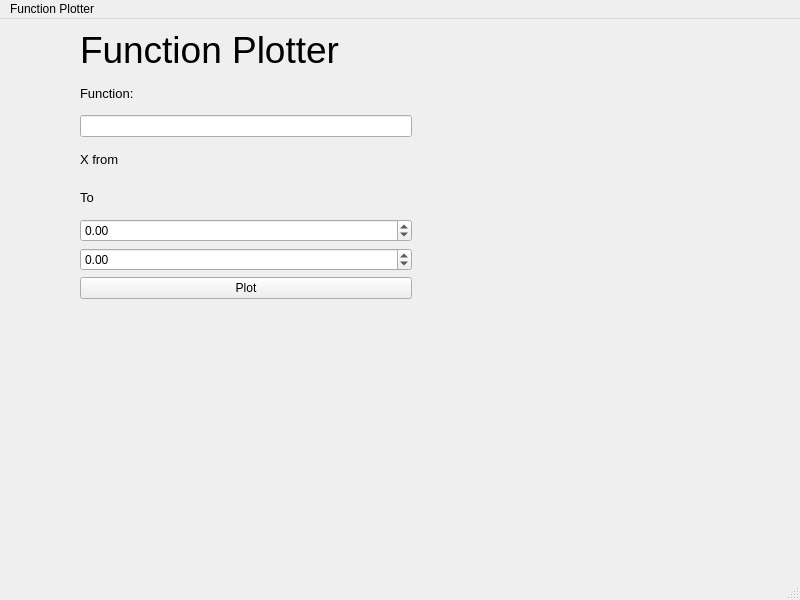
Before: the Qt Designer form mainwindow.ui in mabobakr/Function-Plotter, drawn with Qt 5.
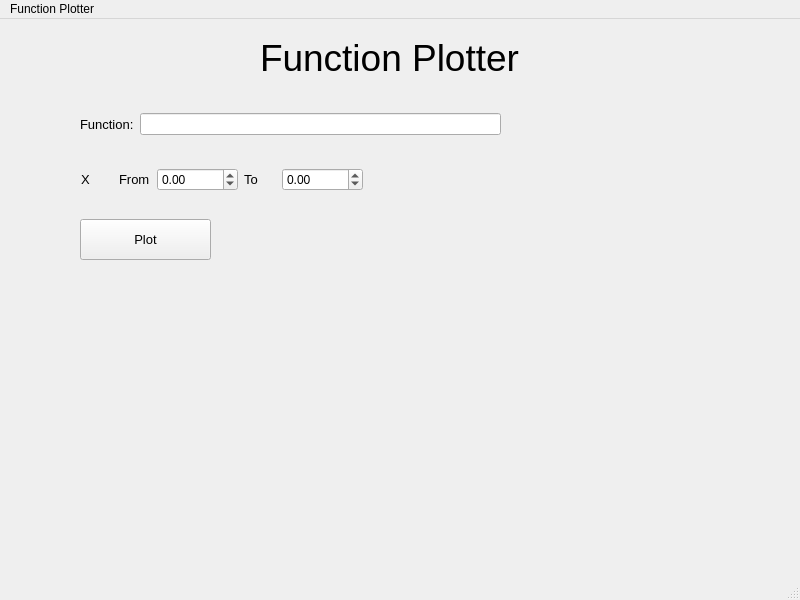
After: the same form once the commit is applied.

Commit message:
Add plotting data generation
Add generation for x range
Add Y calculation through mathematical expression evaluation

Diff of the .ui file:
```diff
--- a/mainwindow.ui
+++ b/mainwindow.ui
@@ -17,28 +17,120 @@
    <bool>false</bool>
   </property>
   <widget class="QWidget" name="centralwidget">
-   <widget class="QWidget" name="">
+   <widget class="QLabel" name="label">
     <property name="geometry">
      <rect>
-      <x>80</x>
+      <x>260</x>
       <y>10</y>
-      <width>332</width>
-      <height>270</height>
+      <width>330</width>
+      <height>57</height>
      </rect>
     </property>
-    <layout class="QVBoxLayout" name="verticalLayout">
+    <property name="font">
+     <font>
+      <pointsize>28</pointsize>
+     </font>
+    </property>
+    <property name="text">
+     <string>Function Plotter</string>
+    </property>
+   </widget>
+   <widget class="QPushButton" name="pushButton">
+    <property name="geometry">
+     <rect>
+      <x>80</x>
+      <y>200</y>
+      <width>131</width>
+      <height>41</height>
+     </rect>
+    </property>
+    <property name="font">
+     <font>
+      <pointsize>10</pointsize>
+     </font>
+    </property>
+    <property name="text">
+     <string>Plot</string>
+    </property>
+   </widget>
+   <widget class="QWidget" name="">
+    <property name="geometry">
+     <rect>
+      <x>81</x>
+      <y>140</y>
+      <width>282</width>
+      <height>41</height>
+     </rect>
+    </property>
+    <layout class="QHBoxLayout" name="horizontalLayout_2">
      <item>
-      <widget class="QLabel" name="label">
+      <widget class="QLabel" name="label_3">
        <property name="font">
         <font>
-         <pointsize>28</pointsize>
+         <pointsize>10</pointsize>
         </font>
        </property>
        <property name="text">
-        <string>Function Plotter</string>
+        <string>X </string>
        </property>
       </widget>
      </item>
+     <item>
+      <widget class="QLabel" name="label_5">
+       <property name="font">
+        <font>
+         <pointsize>10</pointsize>
+        </font>
+       </property>
+       <property name="text">
+        <string>From</string>
+       </property>
+      </widget>
+     </item>
+     <item>
+      <widget class="QDoubleSpinBox" name="xMin">
+       <property name="minimum">
+        <double>-20000.000000000000000</double>
+       </property>
+       <property name="maximum">
+        <double>20000.000000000000000</double>
+       </property>
+      </widget>
+     </item>
+     <item>
+      <widget class="QLabel" name="label_4">
+       <property name="font">
+        <font>
+         <pointsize>10</pointsize>
+        </font>
+       </property>
+       <property name="text">
+        <string>To</string>
+       </property>
+      </widget>
+     </item>
+     <item>
+      <widget class="QDoubleSpinBox" name="xMax">
+       <property name="minimum">
+        <double>-20000.000000000000000</double>
+       </property>
+       <property name="maximum">
+        <double>20000.000000000000000</double>
+       </property>
+      </widget>
+     </item>
+    </layout>
+   </widget>
+   <widget class="QWidget" name="">
+    <property name="geometry">
+     <rect>
+      <x>80</x>
+      <y>90</y>
+      <width>421</width>
+      <height>31</height>
+     </rect>
+    </property>
+    <layout class="QHBoxLayout" name="horizontalLayout">
      <item>
       <widget class="QLabel" name="label_2">
        <property name="font">
@@ -58,57 +150,6 @@
        </property>
       </widget>
      </item>
-     <item>
-      <widget class="QLabel" name="label_3">
-       <property name="font">
-        <font>
-         <pointsize>10</pointsize>
-        </font>
-       </property>
-       <property name="text">
-        <string>X from</string>
-       </property>
-      </widget>
-     </item>
-     <item>
-      <widget class="QLabel" name="label_4">
-       <property name="font">
-        <font>
-         <pointsize>10</pointsize>
-        </font>
-       </property>
-       <property name="text">
-        <string>To</string>
-       </property>
-      </widget>
-     </item>
-     <item>
-      <widget class="QDoubleSpinBox" name="doubleSpinBox_2">
-       <property name="minimum">
-        <double>-50.000000000000000</double>
-       </property>
-       <property name="maximum">
-        <double>50.000000000000000</double>
-       </property>
-      </widget>
-     </item>
-     <item>
-      <widget class="QDoubleSpinBox" name="doubleSpinBox">
-       <property name="minimum">
-        <double>-50.000000000000000</double>
-       </property>
-       <property name="maximum">
-        <double>50.000000000000000</double>
-       </property>
-      </widget>
-     </item>
-     <item>
-      <widget class="QPushButton" name="pushButton">
-       <property name="text">
-        <string>Plot</string>
-       </property>
-      </widget>
-     </item>
     </layout>
    </widget>
   </widget>
```
The commit also changes 2 other files.
